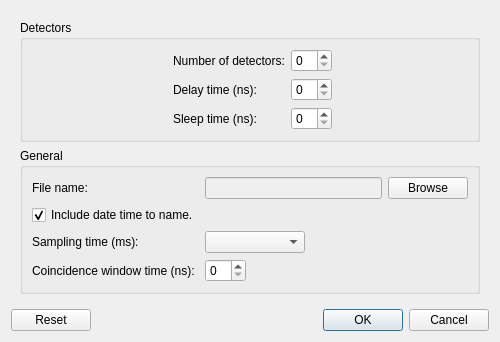
This is Software/GUI/Program/default.ui in jcbedoyam/AbacusSoftware as Qt 5 draws it before an edit. The edited form follows.
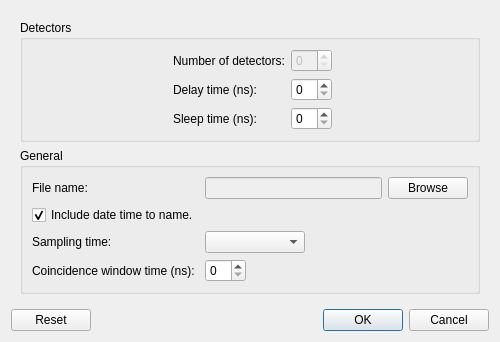
This is the edited form.

The edit to the form file:
```diff
--- a/Software/GUI/Program/default.ui
+++ b/Software/GUI/Program/default.ui
@@ -90,6 +90,9 @@
          </item>
          <item row="0" column="1">
           <widget class="QSpinBox" name="ndetectors_spinBox">
+           <property name="enabled">
+            <bool>false</bool>
+           </property>
            <property name="sizePolicy">
             <sizepolicy hsizetype="Maximum" vsizetype="Fixed">
              <horstretch>0</horstretch>
@@ -123,7 +126,7 @@
          <item row="2" column="0">
           <widget class="QLabel" name="label_6">
            <property name="text">
-            <string>Sampling time (ms): </string>
+            <string>Sampling time: </string>
            </property>
           </widget>
          </item>
```
